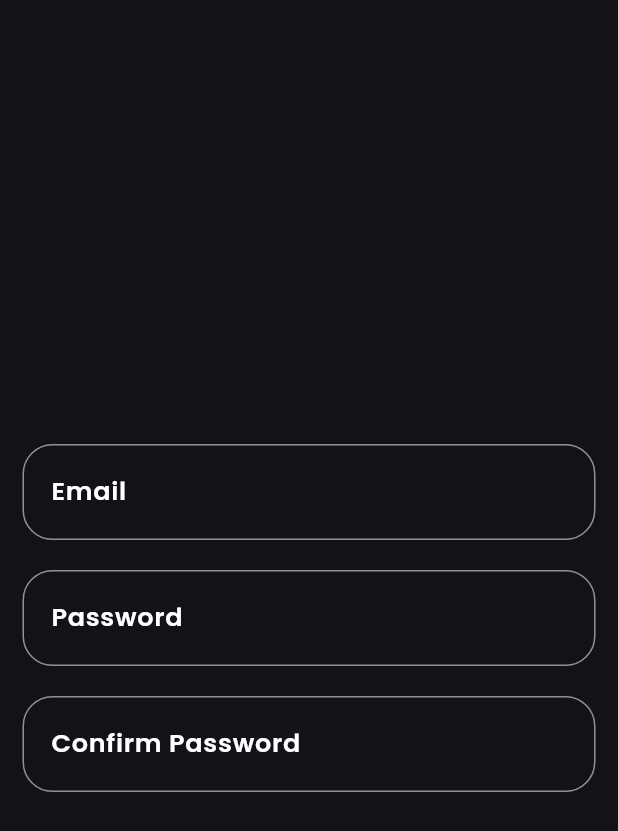
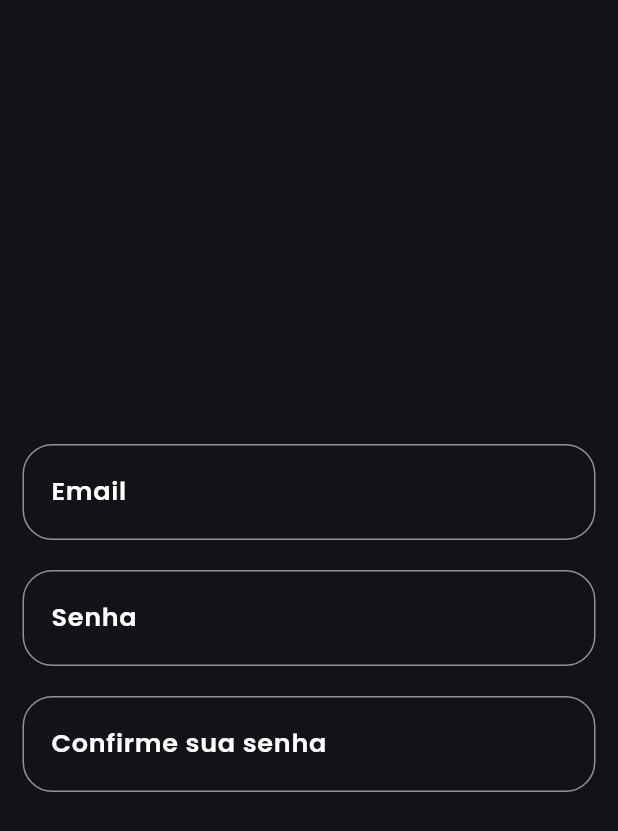
Before and after one commit to reisdeveloper/app_flash_chat, a Flutter app: the ResgistrerScreen screen opened by its route, on a phone screen of 412 x 824 dp. Shown: the top 831 px of the screen. Run offline on Flutter 3.47's test engine with Material 3 defaults, Android fonts, the phone set to English and light mode, and no system bars; our stand-ins replace firebase_core; accounts and stored records are empty.

Commit message:
for portuguese

```diff
--- a/lib/src/preseatation/screens/register_screen.dart
+++ b/lib/src/preseatation/screens/register_screen.dart
@@ -26,7 +26,7 @@ class _RegistrationScreenState extends State<ResgistrerScreen> {
                   email = value;
                 },
                 labelText: 'Email',
-                hintText: 'youremailexample@gmail.com',
+                hintText: 'exemploseuemail@gmail.com',
               ),
             ),
             const SizedBox(
@@ -39,8 +39,8 @@ class _RegistrationScreenState extends State<ResgistrerScreen> {
                 onChanged: (value) {
                   password = value;
                 },
-                labelText: 'Password',
-                hintText: 'write your password',
+                labelText: 'Senha',
+                hintText: 'Digite sua senha',
               ),
             ),
             const SizedBox(
@@ -53,8 +53,8 @@ class _RegistrationScreenState extends State<ResgistrerScreen> {
                 onChanged: (value) {
                   password = value;
                 },
-                labelText: 'Confirm Password',
-                hintText: 'write your password again',
+                labelText: 'Confirme sua senha',
+                hintText: 'Confirme sua senha',
               ),
             ),
             Row(
```
